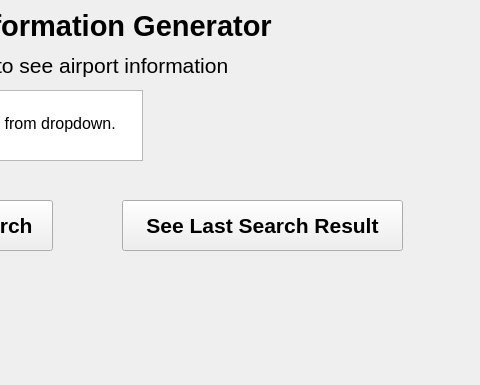
This is mainWindow.ui in jennyxchang/cs361-project as Qt 5 draws it before an edit; both pictures show x 498 to 978 and y 0 to 385 of the 978 by 709 pixel window. The edited form follows.
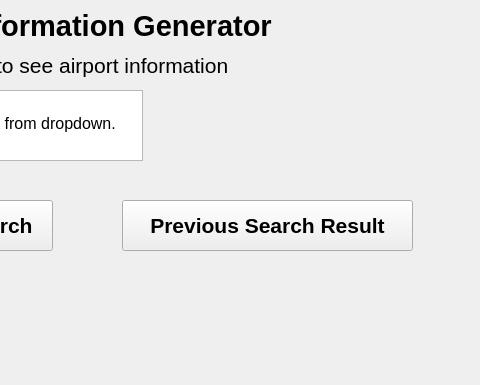
This is the edited form.

Commit message: update function to see previous results

Diff of the .ui file:
```diff
--- a/mainWindow.ui
+++ b/mainWindow.ui
@@ -104,7 +104,7 @@
      <rect>
       <x>620</x>
       <y>200</y>
-      <width>281</width>
+      <width>291</width>
       <height>51</height>
      </rect>
     </property>
@@ -117,7 +117,7 @@
      </font>
     </property>
     <property name="text">
-     <string>See Last Search Result</string>
+     <string>Previous Search Result</string>
     </property>
    </widget>
    <widget class="QComboBox" name="airportSelect">
```
Left out of the diff: 2 changed lines with no effect on the pictures. The commit also changes 2 other files.
